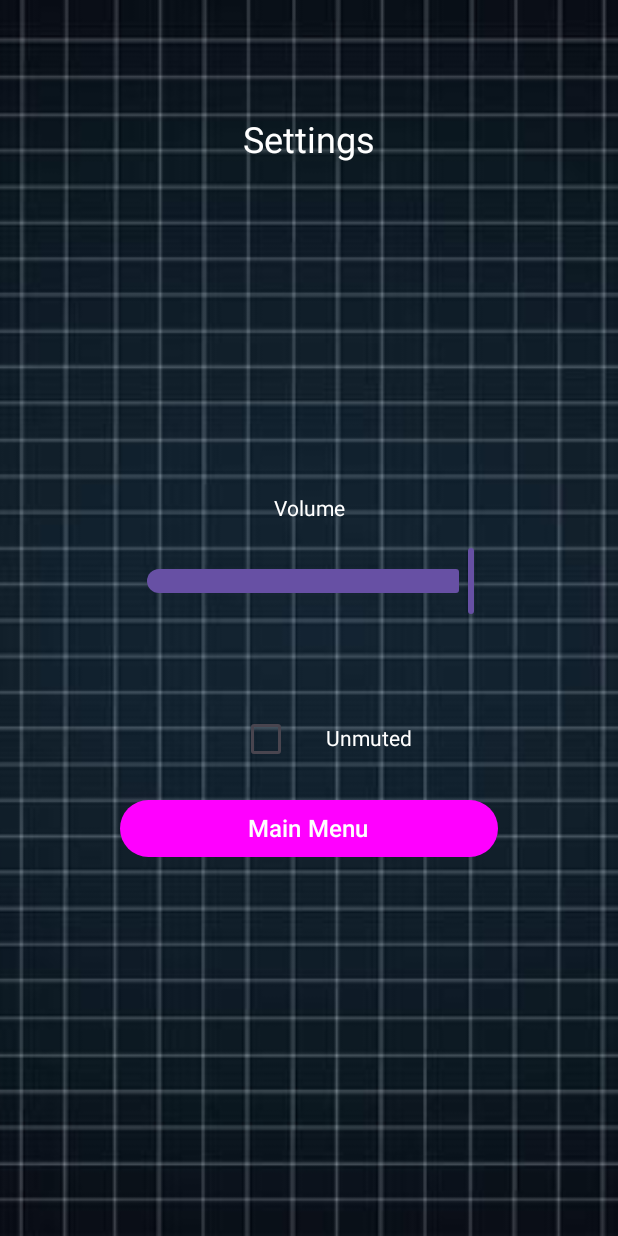
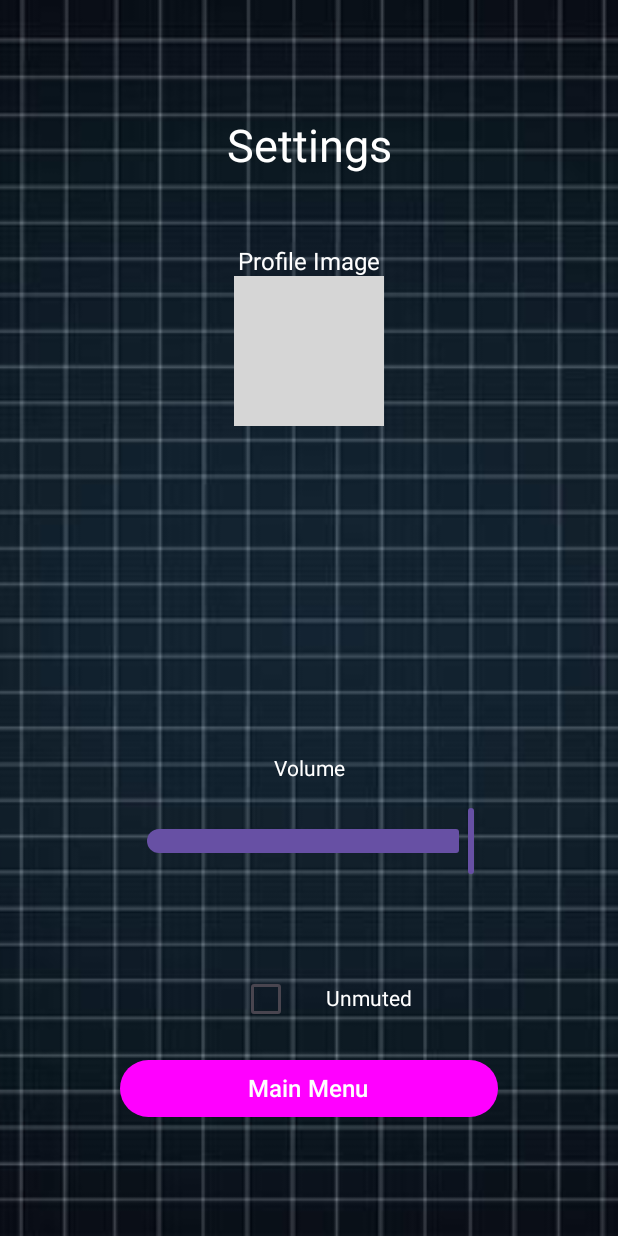
Before and after one commit to SandroCata/MACC_project, an Android app built with Jetpack Compose: the SettingsScreen screen opened through its navigation route, on a phone screen of 412 x 824 dp. Run offline under Robolectric (Android 15) with nearby library versions, the phone set to English and light mode, and no system bars; our stand-ins replace Firebase (no records; nobody signed in at launch, a user with empty details on screens opened directly); grey boxes are pictures that could not be loaded.

Commit message:
Profile Picture feature implemented (only changeable with loading files)

```diff
--- a/RadarPhone/app/build.gradle.kts
+++ b/RadarPhone/app/build.gradle.kts
@@ -63,6 +63,7 @@ dependencies {
     implementation("com.google.android.gms:play-services-auth:21.3.0") // Replace with the latest version
     implementation("com.google.firebase:firebase-auth-ktx:23.1.0") // Replace with the latest version
     implementation("org.jetbrains.kotlinx:kotlinx-coroutines-android:1.7.3")
+    implementation("io.coil-kt:coil-compose:2.4.0")
     testImplementation(libs.junit)
     androidTestImplementation(libs.androidx.junit)
     androidTestImplementation(libs.androidx.espresso.core)
--- a/RadarPhone/app/src/main/AndroidManifest.xml
+++ b/RadarPhone/app/src/main/AndroidManifest.xml
@@ -1,5 +1,6 @@
 <?xml version="1.0" encoding="utf-8"?>
 <manifest xmlns:android="http://schemas.android.com/apk/res/android" xmlns:tools="http://schemas.android.com/tools">
+    <uses-permission android:name="android.permission.INTERNET" />
 
     <application
         android:allowBackup="true"
--- a/RadarPhone/app/src/main/java/com/example/radarphone/dataStructures/User.kt
+++ b/RadarPhone/app/src/main/java/com/example/radarphone/dataStructures/User.kt
@@ -2,4 +2,4 @@ package com.example.radarphone.dataStructures
 
 import com.example.radarphone.R
 
-data class User(val uid: String, val username: String, val email: String, val password: String? = null, val profilePicture: String = (R.drawable.profilepic).toString())
+data class User(val uid: String, val username: String, val email: String, val password: String? = null, val profilePicture: String ? = null, val profilePictureDefault: Int? = R.drawable.profilepic) // Store as Int
--- a/RadarPhone/app/src/main/java/com/example/radarphone/screens/Settings.kt
+++ b/RadarPhone/app/src/main/java/com/example/radarphone/screens/Settings.kt
@@ -1,7 +1,14 @@
 package com.example.radarphone.screens
 
 import android.content.res.Configuration
+import android.net.Uri
+import android.widget.Toast
+import androidx.activity.compose.rememberLauncherForActivityResult
+import androidx.activity.result.contract.ActivityResultContracts
+import androidx.activity.result.launch
 import androidx.compose.foundation.Image
+import androidx.compose.foundation.border
+import androidx.compose.foundation.clickable
 import androidx.compose.foundation.layout.Arrangement
 import androidx.compose.foundation.layout.Column
 import androidx.compose.foundation.layout.Row
@@ -10,15 +17,19 @@ import androidx.compose.foundation.layout.fillMaxSize
 import androidx.compose.foundation.layout.height
 import androidx.compose.foundation.layout.padding
 import androidx.compose.foundation.layout.size
+import androidx.compose.foundation.shape.CircleShape
 import androidx.compose.material3.Button
 import androidx.compose.material3.ButtonDefaults
 import androidx.compose.material3.Checkbox
 import androidx.compose.material3.Slider
 import androidx.compose.material3.Text
 import androidx.compose.runtime.Composable
+import androidx.compose.runtime.LaunchedEffect
 import androidx.compose.runtime.getValue
 import androidx.compose.runtime.mutableFloatStateOf
 import androidx.compose.runtime.mutableStateOf
+import androidx.compose.runtime.remember
+import androidx.compose.runtime.rememberCoroutineScope
 import androidx.compose.runtime.saveable.rememberSaveable
 import androidx.compose.runtime.setValue
 import androidx.compose.ui.Alignment
@@ -31,8 +42,15 @@ import androidx.compose.ui.res.painterResource
 import androidx.compose.ui.unit.dp
 import androidx.compose.ui.unit.sp
 import androidx.navigation.NavController
+import coil.compose.AsyncImage
+import coil.request.ImageRequest
 import com.example.radarphone.R
 import com.example.radarphone.viewModels.AudioViewModel
+import com.google.firebase.auth.FirebaseAuth
+import com.google.firebase.database.FirebaseDatabase
+import kotlinx.coroutines.launch
+import kotlinx.coroutines.tasks.await
+import java.util.UUID
 
 @Composable
 fun SettingsScreen(navController: NavController, audioViewModel: AudioViewModel) {
@@ -71,6 +89,57 @@ fun SettingsScreen(navController: NavController, audioViewModel: AudioViewModel)
 
     var sliderPosition by rememberSaveable { mutableFloatStateOf(1f) } // Initial volume
 
+    val user = FirebaseAuth.getInstance().currentUser
+
+    val databaseRef = FirebaseDatabase.getInstance().reference
+
+    var profilePicture by remember { mutableStateOf<Any?>(null) }
+    var selectedImageUri by remember { mutableStateOf<Uri?>(null) }
+
+    val scope = rememberCoroutineScope()
+
+    // Fetch profile picture URL from Firebase database
+    LaunchedEffect(user) {
+        if (user != null) {
+            //Firstly, try to load the profile picture
+            databaseRef
+                .child("users/${user.uid}/profilePicture")
+                .get()
+                .addOnSuccessListener { uriSnapshot ->
+                    profilePicture = uriSnapshot.getValue(String::class.java)
+                    // If it is not found, try to load the default profile picture
+                    if (profilePicture == null) {
+                        databaseRef
+                            .child("users/${user.uid}/profilePictureDefault")
+                            .get()
+                            .addOnSuccessListener { snapshot ->
+                                profilePicture = snapshot.getValue(Int::class.java)
+                            }
+                    }
+                }
+        }
+    }
+
+
+    val launcher = rememberLauncherForActivityResult(
+        contract = ActivityResultContracts.GetContent()
+    ) { uri: Uri? ->
+        selectedImageUri = uri
+        scope.launch {
+            try {
+                // Update profilePictureResourceId in Firebase database
+                databaseRef.child("users/${user?.uid}/profilePicture").setValue(uri.toString())
+
+                // Update profilePicture state
+                profilePicture = uri.toString()
+
+                Toast.makeText(context, "Profile picture updated", Toast.LENGTH_SHORT).show()
+            } catch (e: Exception) {
+                Toast.makeText(context, "Failed to update profile picture", Toast.LENGTH_SHORT).show()
+            }
+        }
+    }
+
     //background image
     Image(
         painter = painterResource(id = R.drawable.mainscreen),
@@ -87,12 +156,26 @@ fun SettingsScreen(navController: NavController, audioViewModel: AudioViewModel)
         horizontalAlignment = Alignment.CenterHorizontally,
         verticalArrangement = Arrangement.Top
     ) {
-        Text(text = "Settings", color = Color.White, fontSize = 24.sp)
+        Text(text = "Settings", color = Color.White, fontSize = 30.sp)
+        Spacer(modifier = Modifier.height(spacing))
+        //TO DO: add these elements -> a space where to see the profile picture and clickable (so that a user can
+        // change its profile picture with one of his photos or take one opening the camera)
+        Text(text = "Profile Image", color = Color.White, fontSize = 16.sp)
+        AsyncImage(
+            model = ImageRequest.Builder(context)
+                .data(profilePicture)
+                .crossfade(true)
+                .build(),
+            contentDescription = "Profile Picture",
+            modifier = Modifier
+                .size(100.dp)
+                .clickable { launcher.launch("image/*") }
+        )
         Spacer(modifier = Modifier.height(spacing))
         Column(
             modifier = Modifier.fillMaxSize(), // Occupy remaining space
             horizontalAlignment = Alignment.CenterHorizontally, // Center horizontally
-            verticalArrangement = Arrangement.Center // Center vertically
+            verticalArrangement = Arrangement.Bottom // Bottom vertically
         ) {
             Text(text = "Volume", color = Color.White) // Volume text
             Slider(
--- a/RadarPhone/app/src/main/java/com/example/radarphone/viewModels/RegLogViewModel.kt
+++ b/RadarPhone/app/src/main/java/com/example/radarphone/viewModels/RegLogViewModel.kt
@@ -4,6 +4,7 @@ import android.util.Log
 import androidx.lifecycle.LiveData
 import androidx.lifecycle.MutableLiveData
 import androidx.lifecycle.ViewModel
+import com.example.radarphone.R
 import com.google.firebase.auth.FirebaseAuth
 import com.example.radarphone.dataStructures.User
 import com.google.firebase.database.FirebaseDatabase
```
